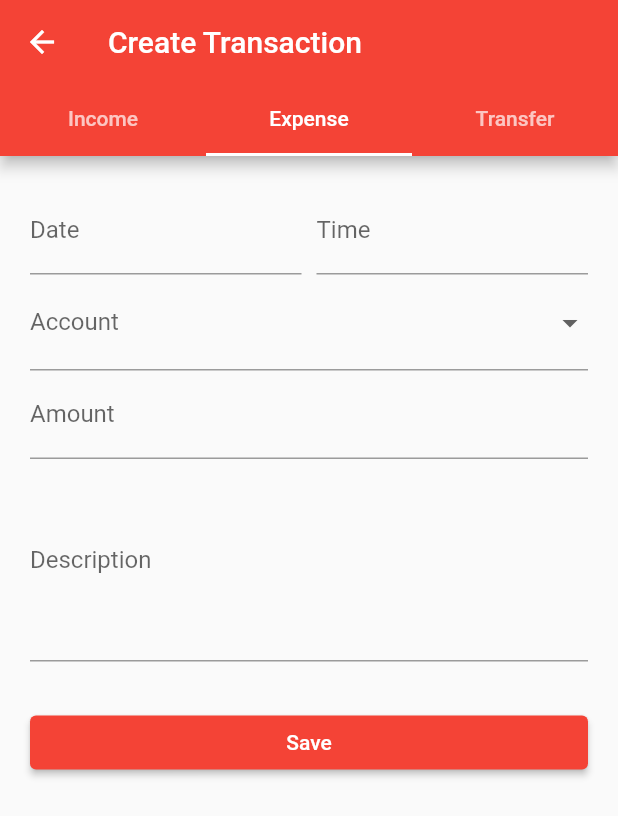
After one commit to davidmahbubi/money-manager-mobile, a Flutter app: the CreateTransaction screen opened directly, on a phone screen of 412 x 824 dp. The commit adds this screen. Shown: the top 816 px of the screen. Run offline on Flutter 3.47's test engine with Material 2 defaults, Android fonts, the light colour scheme and no system bars; our stand-ins replace font_awesome_flutter.

Commit message:
Modified some components

```diff
--- /dev/null
+++ b/lib/components/income_expense_form.dart
@@ -0,0 +1,119 @@
+import 'package:flutter/material.dart';
+import 'package:intl/intl.dart';
+
+class CreateIncomeExpenseForm extends StatefulWidget {
+  const CreateIncomeExpenseForm({super.key});
+
+  @override
+  State<CreateIncomeExpenseForm> createState() =>
+      _CreateIncomeExpenseFormState();
+}
+
+class _CreateIncomeExpenseFormState extends State<CreateIncomeExpenseForm> {
+  final List<Map> accounts = [
+    {'value': 'food_and_drinks', 'label': 'Food & Drinks'},
+    {'value': 'transportation', 'label': 'Transportation'},
+  ];
+
+  final TextEditingController _date = TextEditingController();
+  final TextEditingController _time = TextEditingController();
+  String? _selectedAccount;
+
+  @override
+  Widget build(BuildContext context) {
+    return SingleChildScrollView(
+      child: Container(
+        padding: const EdgeInsets.only(left: 20, right: 20, top: 20),
+        child: Column(
+          children: <Widget>[
+            Row(
+              children: [
+                Flexible(
+                  child: Container(
+                    padding: const EdgeInsets.only(right: 5),
+                    child: TextField(
+                      controller: _date,
+                      decoration: const InputDecoration(label: Text('Date')),
+                      onTap: () {
+                        _selectDate(context);
+                      },
+                    ),
+                  ),
+                ),
+                Flexible(
+                  child: Container(
+                    padding: const EdgeInsets.only(left: 5),
+                    child: TextField(
+                      controller: _time,
+                      decoration: const InputDecoration(label: Text('Time')),
+                      onTap: () {
+                        _selectTime(context);
+                      },
+                    ),
+                  ),
+                )
+              ],
+            ),
+            DropdownButtonFormField(
+              decoration: const InputDecoration(label: Text('Account')),
+              items: accounts.map((Map account) {
+                return DropdownMenuItem(
+                  value: account['value'],
+                  child: Text(account['label']),
+                );
+              }).toList(),
+              onChanged: _onSelectorChanged,
+            ),
+            const TextField(
+              keyboardType: TextInputType.number,
+              decoration: InputDecoration(
+                label: Text('Amount'),
+              ),
+            ),
+            const TextField(
+              maxLines: 5,
+              decoration: InputDecoration(label: Text('Description')),
+            ),
+            const SizedBox(height: 30),
+            SizedBox(
+              width: double.infinity,
+              child: ElevatedButton(
+                onPressed: () {},
+                child: const Text('Save'),
+              ),
+            ),
+          ],
+        ),
+      ),
+    );
+  }
+
+  Future<void> _selectDate(BuildContext context) async {
+    DateTime? pickedDate = await showDatePicker(
+      context: context,
+      initialDate: DateTime.now(),
+      firstDate: DateTime(2015),
+      lastDate: DateTime(2050),
+    );
+    setState(() {
+      _date.text =
+          pickedDate == null ? '' : DateFormat('dd-MM-yyyy').format(pickedDate);
+    });
+  }
+
+  Future<void> _selectTime(BuildContext context) async {
+    TimeOfDay? pickedTime = await showTimePicker(
+      context: context,
+      initialTime: TimeOfDay.now(),
+    );
+    setState(() {
+      _time.text = pickedTime == null ? '' : pickedTime.format(context);
+    });
+  }
+
+  void _onSelectorChanged(dynamic value) {
+    setState(() {
+      _selectedAccount = value;
+    });
+  }
+}
--- a/lib/pages/create_transaction.dart
+++ b/lib/pages/create_transaction.dart
@@ -1,5 +1,6 @@
 import 'package:flutter/material.dart';
 import 'package:money_manager_mobile/components/create_expense.dart';
+import 'package:money_manager_mobile/components/income_expense_form.dart';
 
 class CreateTransaction extends StatefulWidget {
   const CreateTransaction({Key? key}) : super(key: key);
@@ -27,9 +28,9 @@ class CreateTransactionState extends State<CreateTransaction> {
         ),
         body: const TabBarView(
           children: <Widget>[
-            Text('Income Tab'),
-            CreateExpense(),
-            Text('Transfer Tab'),
+            CreateIncomeExpenseForm(),
+            CreateIncomeExpenseForm(),
+            CreateIncomeExpenseForm(),
           ],
         ),
       ),
```
